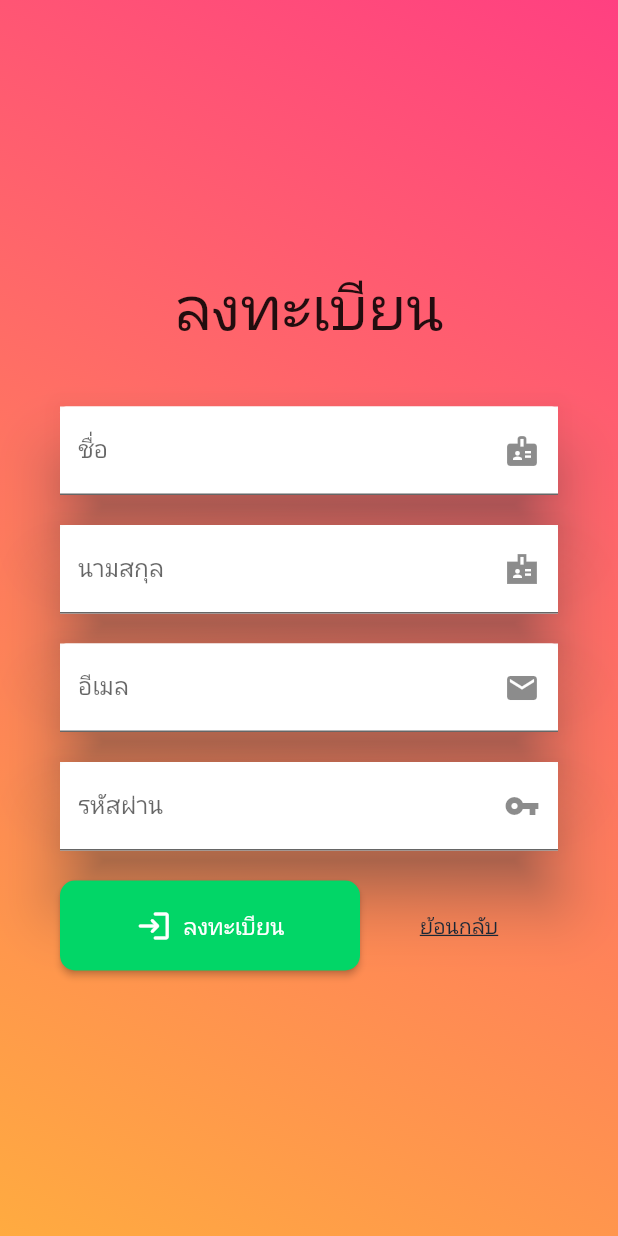
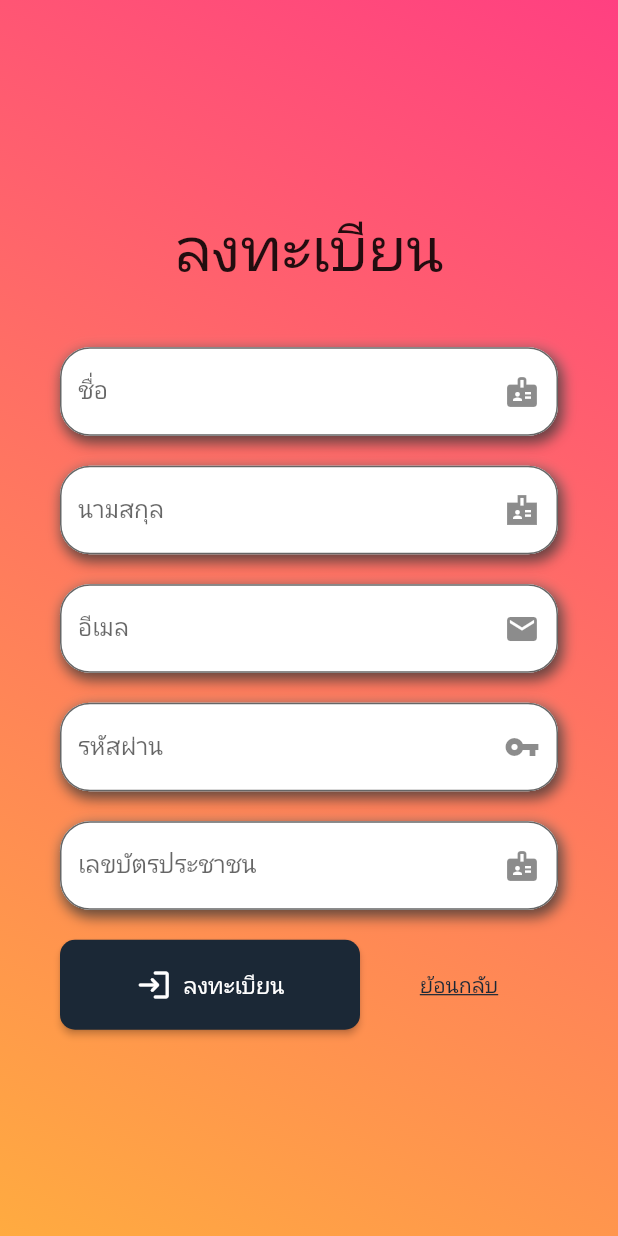
Before and after one commit to akkaradet60/cctv_tnu, a Flutter app: the register_page screen opened by its route, on a phone screen of 412 x 824 dp. Run offline on Flutter 3.47's test engine with Material 2 defaults, Android fonts, the light colour scheme and no system bars; drawn by our look-alikes of flutter_form_builder; our stand-ins replace carousel_slider, flutter_neumorphic, flutter_redux, flutter_signin_button, form_field_validator, geolocator and 5 more; missing offline and left inert: flutter_phone_direct_caller, form_builder_image_picker, syncfusion_flutter_pdfviewer; accounts and stored records are empty; network calls fail.

Commit message:
tun03 1/28/2022

```diff
--- a/lib/page/award/award_page.dart
+++ b/lib/page/award/award_page.dart
@@ -514,7 +514,7 @@ class _award_pageState extends State<award_page> {
         body: Container(
           decoration: BoxDecoration(
             gradient: LinearGradient(
-                colors: [Colors.pinkAccent, Colors.orangeAccent],
+                colors: [ThemeBc.orange, ThemeBc.pinkAccent],
                 begin: Alignment.topRight,
                 end: Alignment.bottomLeft),
           ),
--- a/lib/page/compose/compose_page.dart
+++ b/lib/page/compose/compose_page.dart
@@ -458,7 +458,7 @@ class _compose_page extends State<compose_page>
                       );
                     },
                     icon: Icon(Icons.gps_fixed),
-                    label: Text('ล็อกอินด้วย facebook'),
+                    label: Text('ตำแหน่งของคุณ'),
                     style: ElevatedButton.styleFrom(
                       primary: ThemeBc.black,
                       onPrimary: Colors.white,
@@ -502,7 +502,7 @@ class _compose_page extends State<compose_page>
       return Container(
         decoration: BoxDecoration(
           gradient: LinearGradient(
-              colors: [ThemeBc.white, ThemeBc.white],
+              colors: [ThemeBc.orange, ThemeBc.pinkAccent],
               begin: Alignment.topRight,
               end: Alignment.bottomLeft),
         ),
--- a/lib/page/home/home_page.dart
+++ b/lib/page/home/home_page.dart
@@ -488,7 +488,7 @@ class _home_pageState extends State<home_page> {
           child: Container(
             decoration: BoxDecoration(
               gradient: LinearGradient(
-                  colors: [ThemeBc.white, ThemeBc.white],
+                  colors: [ThemeBc.orange, ThemeBc.pinkAccent],
                   begin: Alignment.topRight,
                   end: Alignment.bottomLeft),
             ),
--- a/lib/page/hotline/hotlinee_page.dart
+++ b/lib/page/hotline/hotlinee_page.dart
@@ -99,7 +99,7 @@ class _hotlinee_pageState extends State<hotlinee_page> {
         child: Container(
           decoration: BoxDecoration(
             gradient: LinearGradient(
-                colors: [ThemeBc.orange, ThemeBc.pinkAccent],
+                colors: [ThemeBc.whiteBg, ThemeBc.whiteBg],
                 begin: Alignment.topRight,
                 end: Alignment.bottomLeft),
           ),
@@ -172,7 +172,7 @@ class _hotlinee_pageState extends State<hotlinee_page> {
       child: Container(
         decoration: BoxDecoration(
           gradient: LinearGradient(
-              colors: [ThemeBc.orange, ThemeBc.pinkAccent],
+              colors: [ThemeBc.whiteBg, ThemeBc.whiteBg],
               begin: Alignment.topRight,
               end: Alignment.bottomLeft),
         ),
--- a/lib/page/login/register_page.dart
+++ b/lib/page/login/register_page.dart
@@ -123,20 +123,41 @@ class _RegisterPageState extends State<register_page> {
                     'firstname': '',
                     'lastname': '',
                     'email': '',
-                    'password': ''
+                    'password': '',
+                    'ro': '',
                   },
                   autovalidateMode: AutovalidateMode
                       .always, //ถ้าไม่ใส่ต้อง submit ก่อนถึงจะตรวจสอบ validation
                   child: Column(
                     children: <Widget>[
-                      Material(
-                        elevation: 18,
-                        shadowColor: Colors.grey[700],
+                      Container(
+                        decoration: BoxDecoration(
+                            color: secondaryTextColor,
+                            borderRadius: BorderRadius.circular(
+                              20,
+                            ),
+                            boxShadow: [
+                              BoxShadow(
+                                  color: Colors.grey.withOpacity(0.5),
+                                  offset: Offset(2, 2),
+                                  blurRadius: 7,
+                                  spreadRadius: 1.0),
+                              BoxShadow(
+                                  color: Colors.black.withOpacity(0.5),
+                                  offset: Offset(2, 4),
+                                  blurRadius: 7.0,
+                                  spreadRadius: 1.0),
+                            ]),
                         child: FormBuilderTextField(
                           name: "firstname",
                           maxLines: 1,
                           keyboardType: TextInputType.text,
                           decoration: InputDecoration(
+                            border: OutlineInputBorder(
+                              borderRadius: BorderRadius.circular(
+                                20.0,
+                              ),
+                            ),
                             suffixIcon: Icon(Icons.badge),
                             labelText: 'ชื่อ',
                             fillColor: Colors.white,
@@ -148,14 +169,34 @@ class _RegisterPageState extends State<register_page> {
                         ),
                       ),
                       SizedBox(height: 20),
-                      Material(
-                        elevation: 18,
-                        shadowColor: Colors.grey[700],
+                      Container(
+                        decoration: BoxDecoration(
+                            color: secondaryTextColor,
+                            borderRadius: BorderRadius.circular(
+                              20,
+                            ),
+                            boxShadow: [
+                              BoxShadow(
+                                  color: Colors.grey.withOpacity(0.5),
+                                  offset: Offset(2, 2),
+                                  blurRadius: 7,
+                                  spreadRadius: 1.0),
+                              BoxShadow(
+                                  color: Colors.black.withOpacity(0.5),
+                                  offset: Offset(2, 4),
+                                  blurRadius: 7.0,
+                                  spreadRadius: 1.0),
+                            ]),
                         child: FormBuilderTextField(
                           name: "lastname",
                           maxLines: 1,
                           keyboardType: TextInputType.text,
                           decoration: InputDecoration(
+                            border: OutlineInputBorder(
+                              borderRadius: BorderRadius.circular(
+                                20.0,
+                              ),
+                            ),
                             suffixIcon: Icon(Icons.badge_sharp),
                             labelText: 'นามสกุล',
                             fillColor: Colors.white,
@@ -167,14 +208,34 @@ class _RegisterPageState extends State<register_page> {
                         ),
                       ),
                       SizedBox(height: 20),
-                      Material(
-                        elevation: 18,
-                        shadowColor: Colors.grey[700],
+                      Container(
+                        decoration: BoxDecoration(
+                            color: secondaryTextColor,
+                            borderRadius: BorderRadius.circular(
+                              20,
+                            ),
+                            boxShadow: [
+                              BoxShadow(
+                                  color: Colors.grey.withOpacity(0.5),
+                                  offset: Offset(2, 2),
+                                  blurRadius: 7,
+                                  spreadRadius: 1.0),
+                              BoxShadow(
+                                  color: Colors.black.withOpacity(0.5),
+                                  offset: Offset(2, 4),
+                                  blurRadius: 7.0,
+                                  spreadRadius: 1.0),
+                            ]),
                         child: FormBuilderTextField(
                           name: "email",
                           maxLines: 1,
                           keyboardType: TextInputType.emailAddress,
                           decoration: InputDecoration(
+                            border: OutlineInputBorder(
+                              borderRadius: BorderRadius.circular(
+                                20.0,
+                              ),
+                            ),
                             suffixIcon: Icon(Icons.email),
                             labelText: 'อีเมล',
                             fillColor: Colors.white,
@@ -187,15 +248,35 @@ class _RegisterPageState extends State<register_page> {
                         ),
                       ),
                       SizedBox(height: 20),
-                      Material(
-                        elevation: 18,
-                        shadowColor: Colors.grey[700],
+                      Container(
+                        decoration: BoxDecoration(
+                            color: secondaryTextColor,
+                            borderRadius: BorderRadius.circular(
+                              20,
+                            ),
+                            boxShadow: [
+                              BoxShadow(
+                                  color: Colors.grey.withOpacity(0.5),
+                                  offset: Offset(2, 2),
+                                  blurRadius: 7,
+                                  spreadRadius: 1.0),
+                              BoxShadow(
+                                  color: Colors.black.withOpacity(0.5),
+                                  offset: Offset(2, 4),
+                                  blurRadius: 7.0,
+                                  spreadRadius: 1.0),
+                            ]),
                         child: FormBuilderTextField(
                           name: "password",
                           maxLines: 1,
                           keyboardType: TextInputType.visiblePassword,
                           obscureText: true,
                           decoration: InputDecoration(
+                            border: OutlineInputBorder(
+                              borderRadius: BorderRadius.circular(
+                                20.0,
+                              ),
+                            ),
                             suffixIcon: Icon(Icons.vpn_key),
                             labelText: 'รหัสผ่าน',
                             fillColor: Colors.white,
@@ -206,6 +287,46 @@ class _RegisterPageState extends State<register_page> {
                                 errorText: "ป้อนข้อมูลรหัสผ่านด้วย"),
                             MinLengthValidator(6,
                                 errorText: "รหัสผ่านต้อง 6 ตัวอักษรขึ้นไป"),
+                          ]),
+                        ),
+                      ),
+                      SizedBox(height: 20),
+                      Container(
+                        decoration: BoxDecoration(
+                            color: secondaryTextColor,
+                            borderRadius: BorderRadius.circular(
+                              20,
+                            ),
+                            boxShadow: [
+                              BoxShadow(
+                                  color: Colors.grey.withOpacity(0.5),
+                                  offset: Offset(2, 2),
+                                  blurRadius: 7,
+                                  spreadRadius: 1.0),
+                              BoxShadow(
+                                  color: Colors.black.withOpacity(0.5),
+                                  offset: Offset(2, 4),
+                                  blurRadius: 7.0,
+                                  spreadRadius: 1.0),
+                            ]),
+                        child: FormBuilderTextField(
+                          name: "ro",
+                          maxLines: 1,
+                          keyboardType: TextInputType.text,
+                          decoration: InputDecoration(
+                            border: OutlineInputBorder(
+                              borderRadius: BorderRadius.circular(
+                                20.0,
+                              ),
+                            ),
+                            suffixIcon: Icon(Icons.badge),
+                            labelText: 'เลขบัตรประชาชน',
+                            fillColor: Colors.white,
+                            filled: true,
+                          ),
+                          validator: MultiValidator([
+                            RequiredValidator(
+                                errorText: "ป้อนเลขบัตรประชาชนด้วย"),
                           ]),
                         ),
                       ),
@@ -224,7 +345,7 @@ class _RegisterPageState extends State<register_page> {
                           label: Text('ลงทะเบียน'),
                           icon: Icon(Icons.login_rounded),
                           style: ElevatedButton.styleFrom(
-                            primary: ThemeBc.green,
+                            primary: ThemeBc.black,
                             //side: BorderSide(color: Colors.red, width: 5),
                             textStyle: TextStyle(fontSize: 15),
                             padding: EdgeInsets.all(15),
--- a/lib/page/menu/manu.dart
+++ b/lib/page/menu/manu.dart
@@ -46,7 +46,7 @@ class _menu_pangState extends State<menu_pang> {
       child: Container(
         decoration: BoxDecoration(
             gradient: LinearGradient(
-                colors: [ThemeBc.orange, ThemeBc.pinkAccent],
+                colors: [ThemeBc.black, ThemeBc.black],
                 begin: Alignment.topRight,
                 end: Alignment.bottomLeft)),
         child: ListView(
--- a/lib/page/trainingcalendar/trainingcalendar.dart
+++ b/lib/page/trainingcalendar/trainingcalendar.dart
@@ -292,7 +292,7 @@ class _trainingcalendar_page extends State<trainingcalendar_page> {
                                                           const EdgeInsets.all(
                                                               8.0),
                                                       child: Text(
-                                                        'ข่าว: ${snapshot.data!['data'][index]['train_name']}',
+                                                        'อบรม: ${snapshot.data!['data'][index]['train_name']}',
                                                         style: primaryTextStyle
                                                             .copyWith(
                                                                 fontSize: 16,
@@ -311,7 +311,7 @@ class _trainingcalendar_page extends State<trainingcalendar_page> {
                                                                 const EdgeInsets
                                                                     .all(0.0),
                                                             child: Text(
-                                                              'เนื้อหาข่าว : ${snapshot.data!['data'][index]['train_detail']}',
+                                                              'เนื้อหาอบรม : ${snapshot.data!['data'][index]['train_detail']}',
                                                               style: primaryTextStyle
                                                                   .copyWith(
                                                                       fontSize:
```
